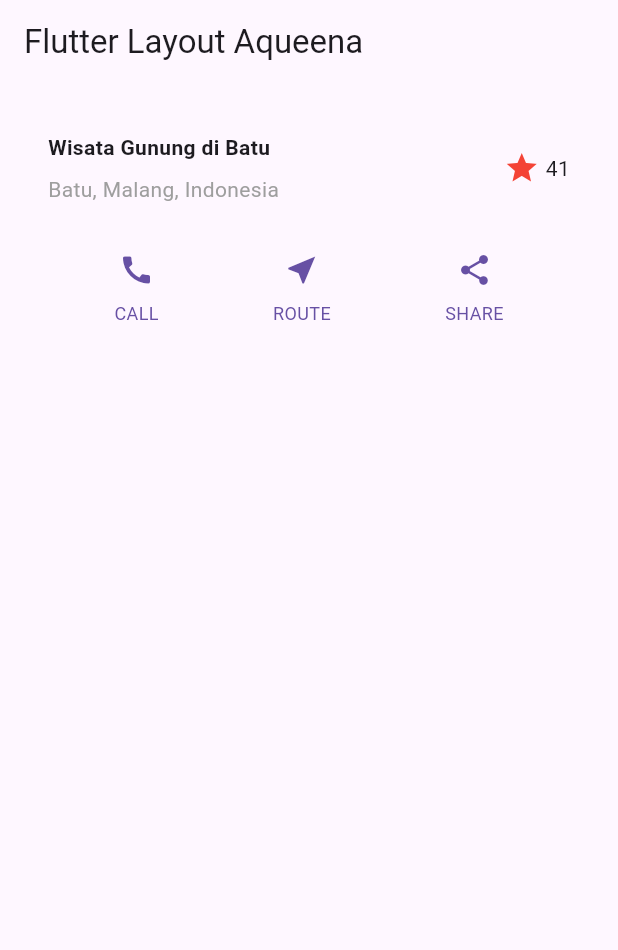
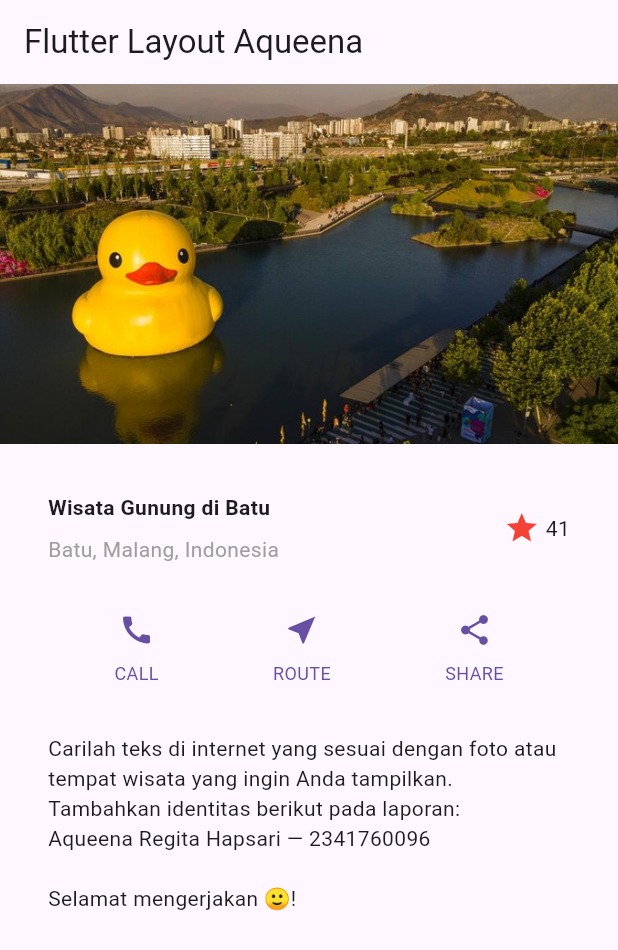
Before and after one commit to aqwenaaa/FlutterLayout, a Flutter app: the screen it shows after launch, on a phone screen of 412 x 824 dp. Shown: the top 950 px of the screen. Run offline on Flutter 3.47's test engine with Material 3 defaults, Android fonts, the light colour scheme and no system bars.

Commit message:
Praktikum 3 dan 4 : Implementasi text section dan image section

```diff
--- a/lib/main.dart
+++ b/lib/main.dart
@@ -47,14 +47,31 @@
       ],
     );
 
+    Widget textSection = Container(
+      padding: const EdgeInsets.all(32),
+      child: const Text(
+    'Carilah teks di internet yang sesuai dengan foto atau tempat wisata yang ingin Anda tampilkan. '
+    'Tambahkan identitas berikut pada laporan:'
+    '\nAqueena Regita Hapsari — 2341760096\n\nSelamat mengerjakan 🙂!',
+        softWrap: true,
+        ),
+    );
+
     return MaterialApp(
       title: 'Flutter layout: Aqueena Regita Hapsari - 2341760096',
       home: Scaffold(
         appBar: AppBar(title: const Text('Flutter Layout Aqueena')),
-        body: Column(
+        body: ListView(
           children: [
+            Image.asset(
+              'images/lake.jpeg',
+              width: 600,
+              height: 240,
+              fit: BoxFit.cover,
+            ),
             titleSection,
-            buttonSection, // Menambahkan buttonSection di bawah titleSection
+            buttonSection, // Menambahkan buttonSection
+            textSection, // Menambahkan t
           ],
         ),
       ),
--- a/pubspec.yaml
+++ b/pubspec.yaml
@@ -58,8 +58,8 @@ flutter:
   uses-material-design: true
 
   # To add assets to your application, add an assets section, like this:
-  # assets:
-  #   - images/a_dot_burr.jpeg
+  assets:
+  - images/lake.jpeg
   #   - images/a_dot_ham.jpeg
 
   # An image asset can refer to one or more resolution-specific "variants", see
```
Also changed, not shown: images/batu.jpeg (renamed from images/batu.png.jpeg), images/lake.jpeg (added).
